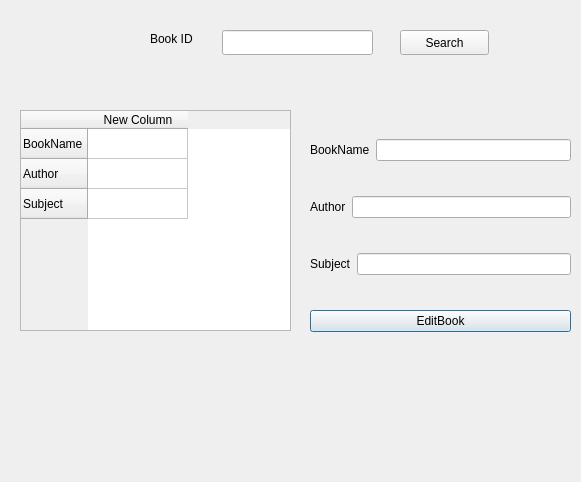
First picture: the form in Login/window_editbook.ui, repository Nilsae/LibraryManagementSystem, before the edit.
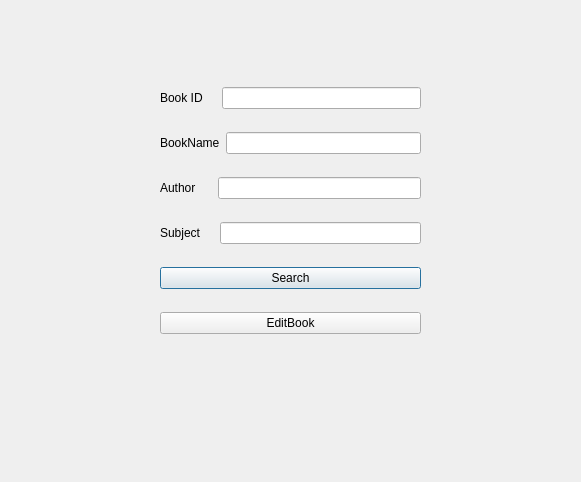
Second picture: the form after the edit.

The edit to the form file:
```diff
--- a/Login/window_editbook.ui
+++ b/Login/window_editbook.ui
@@ -13,16 +13,30 @@
   <property name="windowTitle">
    <string>Dialog</string>
   </property>
-  <widget class="QWidget" name="layoutWidget">
+  <widget class="QWidget" name="">
    <property name="geometry">
     <rect>
-     <x>310</x>
-     <y>110</y>
+     <x>160</x>
+     <y>70</y>
      <width>261</width>
-     <height>251</height>
+     <height>281</height>
     </rect>
    </property>
    <layout class="QVBoxLayout" name="verticalLayout">
+    <item>
+     <layout class="QHBoxLayout" name="horizontalLayout_4">
+      <item>
+       <widget class="QLabel" name="label_BookId">
+        <property name="text">
+         <string>Book ID    </string>
+        </property>
+       </widget>
+      </item>
+      <item>
+       <widget class="QLineEdit" name="lineEdit_BookId"/>
+      </item>
+     </layout>
+    </item>
     <item>
      <layout class="QHBoxLayout" name="horizontalLayout">
       <item>
@@ -42,7 +56,7 @@
       <item>
        <widget class="QLabel" name="label_AuthorName">
         <property name="text">
-         <string>Author</string>
+         <string>Author     </string>
         </property>
        </widget>
       </item>
@@ -56,7 +70,7 @@
       <item>
        <widget class="QLabel" name="label_Subject">
         <property name="text">
-         <string>Subject</string>
+         <string>Subject    </string>
         </property>
        </widget>
       </item>
@@ -65,6 +79,13 @@
       </item>
      </layout>
     </item>
+    <item>
+     <widget class="QPushButton" name="pushButton_Search">
+      <property name="text">
+       <string>Search</string>
+      </property>
+     </widget>
+    </item>
     <item>
      <widget class="QPushButton" name="pushButton_EditBook">
       <property name="text">
@@ -74,87 +95,6 @@
     </item>
    </layout>
   </widget>
-  <widget class="QLineEdit" name="lineEdit_BookId">
-   <property name="geometry">
-    <rect>
-     <x>222</x>
-     <y>30</y>
-     <width>151</width>
-     <height>25</height>
-    </rect>
-   </property>
-  </widget>
-  <widget class="QLabel" name="label">
-   <property name="geometry">
-    <rect>
-     <x>150</x>
-     <y>30</y>
-     <width>67</width>
-     <height>17</height>
-    </rect>
-   </property>
-   <property name="text">
-    <string>Book ID</string>
-   </property>
-  </widget>
-  <widget class="QPushButton" name="pushButton_Search">
-   <property name="geometry">
-    <rect>
-     <x>400</x>
-     <y>30</y>
-     <width>89</width>
-     <height>25</height>
-    </rect>
-   </property>
-   <property name="text">
-    <string>Search</string>
-   </property>
-  </widget>
-  <widget class="QTableWidget" name="tableWidget">
-   <property name="geometry">
-    <rect>
-     <x>20</x>
-     <y>110</y>
-     <width>271</width>
-     <height>221</height>
-    </rect>
-   </property>
-   <row>
-    <property name="text">
-     <string>BookName</string>
-    </property>
-   </row>
-   <row>
-    <property name="text">
-     <string>Author</string>
-    </property>
-   </row>
-   <row>
-    <property name="text">
-     <string>Subject</string>
-    </property>
-   </row>
-   <column>
-    <property name="text">
-     <string>New Column</string>
-    </property>
-   </column>
-   <item row="0" column="0">
-    <property name="text">
-     <string/>
-    </property>
-   </item>
-   <item row="1" column="0">
-    <property name="text">
-     <string/>
-    </property>
-   </item>
-   <item row="2" column="0">
-    <property name="text">
-     <string/>
-    </property>
-   </item>
-  </widget>
  </widget>
  <resources/>
  <connections/>
```
